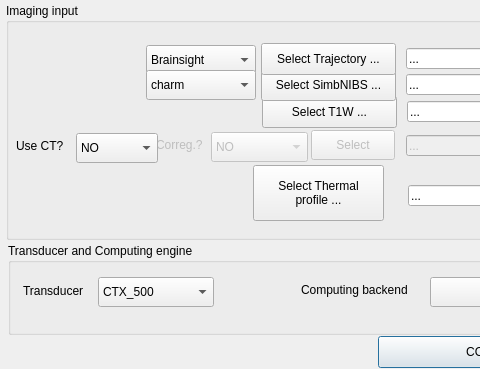
Above: BabelBrain/SelFiles/form.ui from ProteusMRIgHIFU/BabelBrain before the change; both pictures show x 0 to 480 and y 0 to 369 of the 1025 by 369 pixel window. Below: the same form after it.
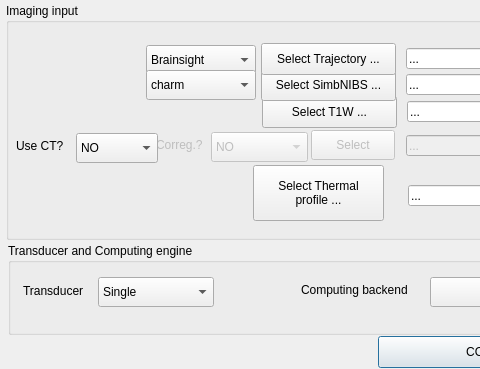
That is the form after the change.

Commit message: Finally, single element simulations are enabled

The edit to the form file:
```diff
--- a/BabelBrain/SelFiles/form.ui
+++ b/BabelBrain/SelFiles/form.ui
@@ -403,6 +403,11 @@
     <property name="styleSheet">
      <string notr="true"/>
     </property>
+    <item>
+     <property name="text">
+      <string>Single</string>
+     </property>
+    </item>
     <item>
      <property name="text">
       <string>CTX_500</string>
```
The commit also changes 25 other files.
